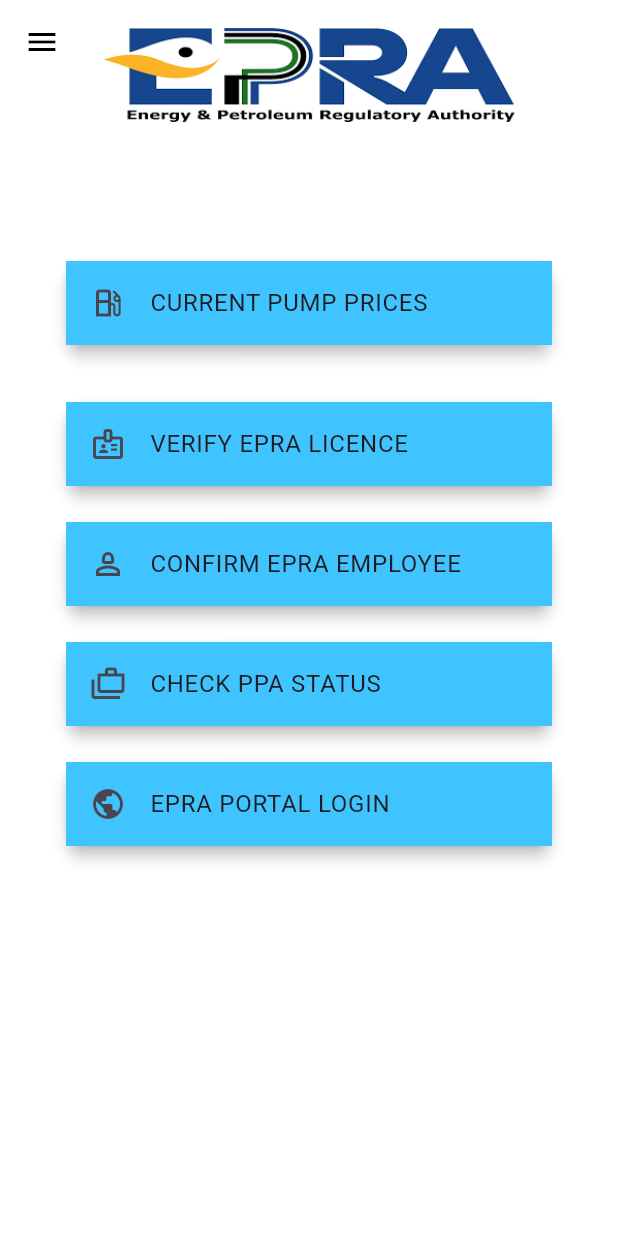
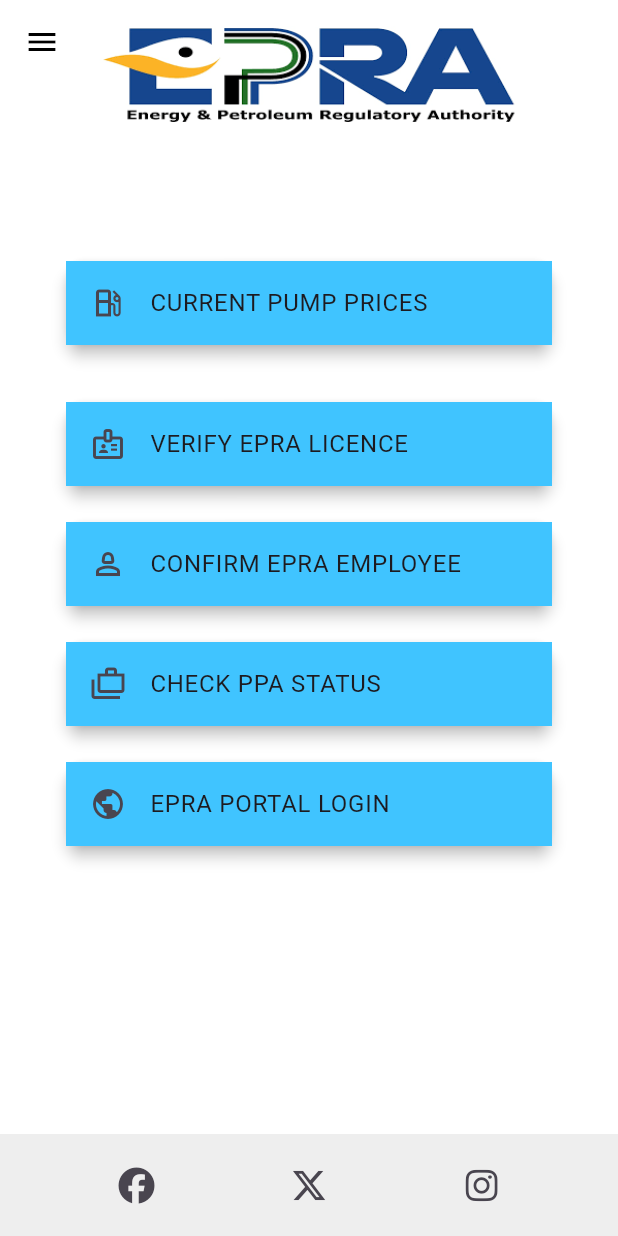
Before and after one commit to collins-1905/epra, a Flutter app: the screen it shows after launch, on a phone screen of 412 x 824 dp. Run offline on Flutter 3.47's test engine with Material 3 defaults, Android fonts, the phone set to English and light mode, and no system bars; our stand-ins replace font_awesome_flutter, webview_flutter.

Commit message:
Added Social Media Links

```diff
--- a/lib/pages/home_page.dart
+++ b/lib/pages/home_page.dart
@@ -4,20 +4,25 @@
 import 'package:epra/pages/ppa_status.dart';
 import 'package:epra/pages/pump_prices.dart';
 import 'package:flutter/material.dart';
+import 'package:font_awesome_flutter/font_awesome_flutter.dart';
+import 'package:url_launcher/url_launcher.dart';
 
 class HomePage extends StatelessWidget {
   const HomePage({super.key});
-
+  final String facebookURL =
+      'https://www.facebook.com/EnergyAndPetroleumRegulatoryAuthorityKE';
+  final String twitterURL = 'https://twitter.com/EPRA_Ke';
+  final String instagramURL = 'https://www.instagram.com/epra_kenya';
   @override
   Widget build(BuildContext context) {
     return Scaffold(
-        backgroundColor: Color.fromARGB(255, 255, 255, 255),
+      backgroundColor: const Color.fromARGB(255, 255, 255, 255),
       appBar: PreferredSize(
-          preferredSize: Size.fromHeight(100.0), // Set a custom height
+        preferredSize: const Size.fromHeight(100.0), // Set a custom height
         child: AppBar(
           backgroundColor: const Color.fromARGB(255, 255, 255, 255),
           elevation: 0,
-            iconTheme: IconThemeData(color: Colors.black),
+          iconTheme: const IconThemeData(color: Colors.black),
           //title: Text('Centered Image in AppBar'),
           flexibleSpace: Center(
             child: Stack(
@@ -33,7 +38,7 @@
           ),
         ),
       ),
-        drawer: Drawer(),
+      drawer: const Drawer(),
       body: Padding(
         padding: const EdgeInsets.all(
           40.0,
@@ -51,8 +56,8 @@
                 elevation: 4, // Add elevation for a card-like effect
                 child: ListTile(
                   tileColor: Colors.lightBlueAccent,
-                    leading: Icon(Icons.local_gas_station_outlined),
-                    title: Text('CURRENT PUMP PRICES'),
+                  leading: const Icon(Icons.local_gas_station_outlined),
+                  title: const Text('CURRENT PUMP PRICES'),
                   //subtitle: Text('Subtitle 1'),
                   onTap: () {
                     Navigator.push(
@@ -70,26 +75,25 @@
                 elevation: 4, // Add elevation for a card-like effect
                 child: ListTile(
                   tileColor: Colors.lightBlueAccent,
-                    leading: Icon(Icons.badge_outlined),
-                    title: Text('VERIFY EPRA LICENCE'),
+                  leading: const Icon(Icons.badge_outlined),
+                  title: const Text('VERIFY EPRA LICENCE'),
                   //subtitle: Text('Subtitle 1'),
                   onTap: () {
                     Navigator.push(
                         context,
                         MaterialPageRoute(
-                              builder: (context) =>
-                                  const LicenceStatusWidget()));
+                            builder: (context) => const LicenceStatusWidget()));
                   },
                 ),
               ),
-                SizedBox(height: 16.0), // Add spacing between ListTiles
+              const SizedBox(height: 16.0), // Add spacing between ListTiles
               Card(
                 color: Colors.white,
                 elevation: 4,
                 child: ListTile(
                   tileColor: Colors.lightBlueAccent,
-                    leading: Icon(Icons.person_2_outlined),
-                    title: Text('CONFIRM EPRA EMPLOYEE'),
+                  leading: const Icon(Icons.person_2_outlined),
+                  title: const Text('CONFIRM EPRA EMPLOYEE'),
                   //. subtitle: Text('Subtitle 2'),
                   onTap: () {
                     Navigator.push(
@@ -100,14 +104,14 @@
                   },
                 ),
               ),
-                SizedBox(height: 16.0),
+              const SizedBox(height: 16.0),
               Card(
                 color: Colors.white,
                 elevation: 4,
                 child: ListTile(
                   tileColor: Colors.lightBlueAccent,
-                    leading: Icon(Icons.cases_outlined),
-                    title: Text('CHECK PPA STATUS'),
+                  leading: const Icon(Icons.cases_outlined),
+                  title: const Text('CHECK PPA STATUS'),
                   // subtitle: Text('Subtitle 3'),
                   onTap: () {
                     Navigator.push(
@@ -117,13 +121,13 @@
                   },
                 ),
               ),
-                SizedBox(height: 16.0), // Add spacing between ListTiles
+              const SizedBox(height: 16.0), // Add spacing between ListTiles
               Card(
                 elevation: 4,
                 child: ListTile(
                   tileColor: Colors.lightBlueAccent,
-                    leading: Icon(Icons.public_outlined),
-                    title: Text('EPRA PORTAL LOGIN'),
+                  leading: const Icon(Icons.public_outlined),
+                  title: const Text('EPRA PORTAL LOGIN'),
                   //. subtitle: Text('Subtitle 2'),
                   onTap: () {
                     Navigator.push(
@@ -136,6 +140,35 @@
             ],
           ),
         ),
-        ));
+      ),
+      bottomNavigationBar: Container(
+        color: Colors.grey[200], // Customize the background color as needed
+        padding: const EdgeInsets.symmetric(vertical: 10.0),
+        child: Row(
+          mainAxisAlignment: MainAxisAlignment.spaceEvenly,
+          children: <Widget>[
+            IconButton(
+              icon: const FaIcon(FontAwesomeIcons.facebook),
+              onPressed: () {
+                launchUrl(Uri.parse(facebookURL));
+              },
+            ),
+            IconButton(
+              icon: const FaIcon(FontAwesomeIcons.xTwitter),
+              onPressed: () {
+                launchUrl(Uri.parse(twitterURL));
+              },
+            ),
+            IconButton(
+              icon: const FaIcon(FontAwesomeIcons.instagram),
+              onPressed: () {
+                launchUrl(Uri.parse(instagramURL));
+              },
+            ),
+            // Add more IconButton widgets for other social media platforms
+          ],
+        ),
+      ),
+    );
   }
 }
--- a/pubspec.yaml
+++ b/pubspec.yaml
@@ -33,6 +33,8 @@
   http: ^1.1.0
   json_annotation: ^4.0.0
   webview_flutter: ^4.4.1
+  font_awesome_flutter: ^10.6.0
+  url_launcher: ^6.2.1
 
 
 
```
Also changed, not shown: pubspec.lock, 5 other files. Lines whose indentation alone changed are shown as unchanged.
